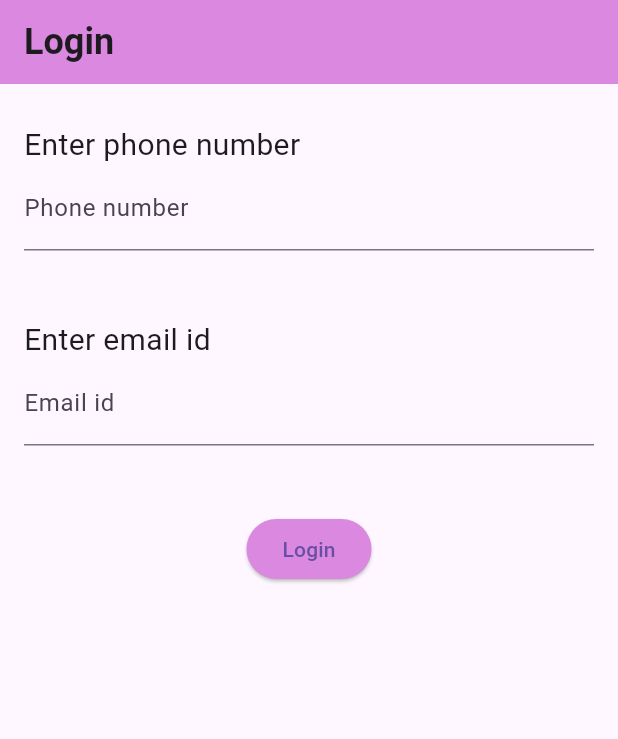
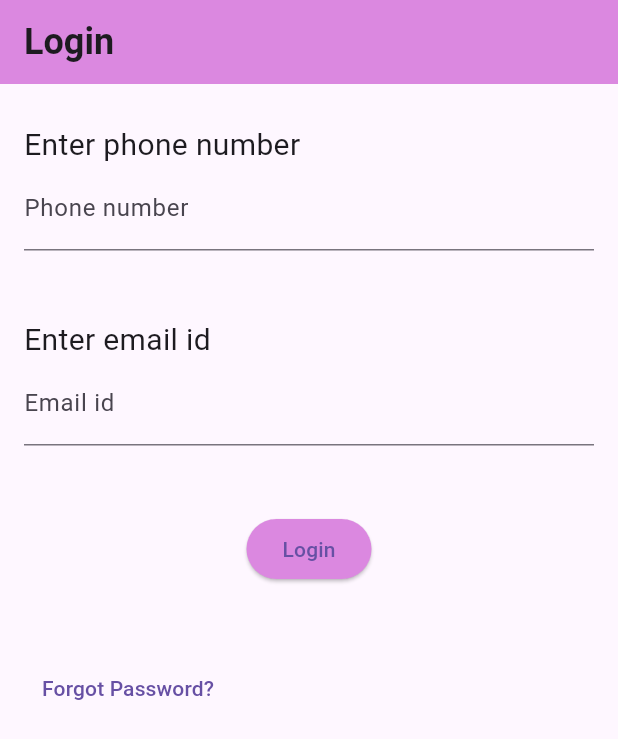
Before and after one commit to opencodeiiita/Donation-App, a Flutter app: the screen it shows after launch, on a phone screen of 412 x 824 dp. Shown: the top 739 px of the screen. Run offline on Flutter 3.47's test engine with Material 3 defaults, Android fonts, the phone set to English and light mode, and no system bars; our stand-ins replace animated_splash_screen, firebase_auth, page_transition; accounts and stored records are empty.

Commit message:
Update login.dart

```diff
--- a/lib/login.dart
+++ b/lib/login.dart
@@ -1,4 +1,5 @@
 import 'package:flutter/material.dart';
+import 'forgot_password_screen.dart';
 
 class LoginScreen extends StatefulWidget {
   const LoginScreen({super.key});
@@ -72,7 +73,23 @@ class _LoginScreen extends State<LoginScreen> {
                           Color.fromRGBO(219, 136, 224, 1),
                         ),
                       ),
-                    ))
+                    ),
+                ),
+                SizedBox(
+                  height: 45,
+                ),
+                 // Add the Forgot Password button
+              TextButton(
+                onPressed: () {
+                  Navigator.push(
+                    context,
+                    MaterialPageRoute(
+                      builder: (context) => ForgotPasswordScreen(),
+                    ),
+                  );
+                },
+                child: Text('Forgot Password?'),
+              ),
               ],
             )));
   }
```
